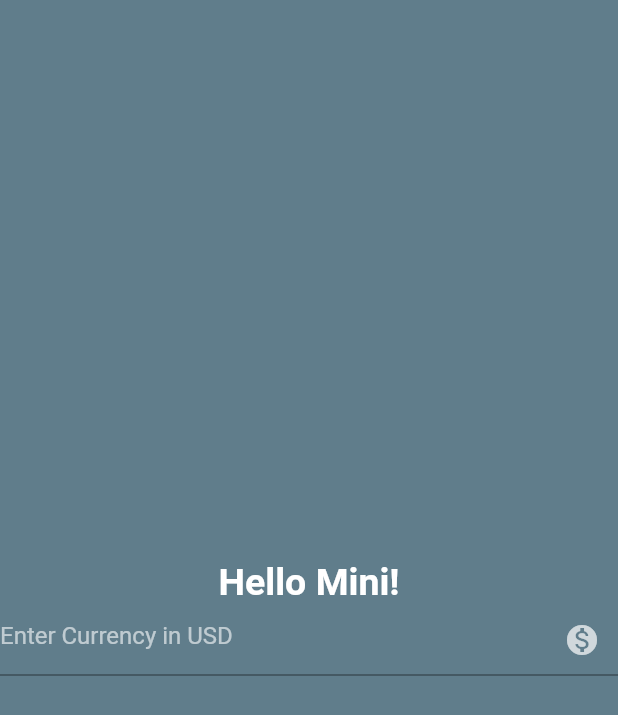
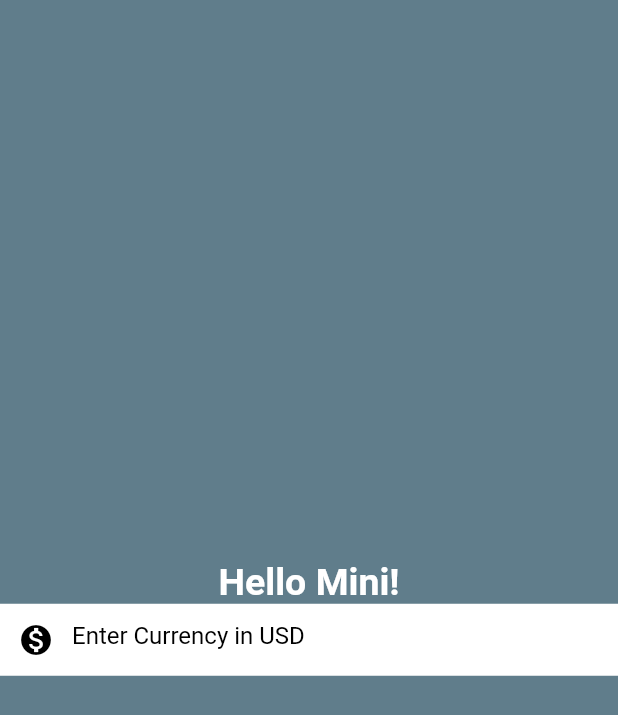
Before and after one commit to sxmbaka/currency_converter, a Flutter app: the screen it shows after launch, on a phone screen of 412 x 824 dp. Shown: the top 715 px of the screen. Run offline on Flutter 3.47's test engine with Material 2 defaults, Android fonts, the phone set to English and light mode, and no system bars.

Commit message:
update currency_converter_material_page.dart

```diff
--- a/lib/currency_converter_material_page.dart
+++ b/lib/currency_converter_material_page.dart
@@ -26,12 +26,17 @@ class CurrencyConverterMaterialPage extends StatelessWidget {
                   color: Color.fromARGB(255, 255, 255, 255),
                 ),
                 decoration: InputDecoration(
-                    suffixIcon: Icon(Icons.monetization_on_sharp),
-                    suffixIconColor: Colors.white70,
-                    hintText: 'Enter Currency in USD',
-                    hintStyle: TextStyle(
-                      color: Colors.white60,
-                    )),
+                  filled: true,
+                  fillColor: Color.fromARGB(255, 255, 255, 255),
+                  focusedBorder: InputBorder.none,
+                  border: InputBorder.none,
+                  prefixIcon: Icon(Icons.monetization_on_sharp),
+                  prefixIconColor: Colors.black,
+                  hintText: 'Enter Currency in USD',
+                  hintStyle: TextStyle(
+                    color: Colors.black,
+                  ),
+                ),
               ),
             ],
           ),
```
